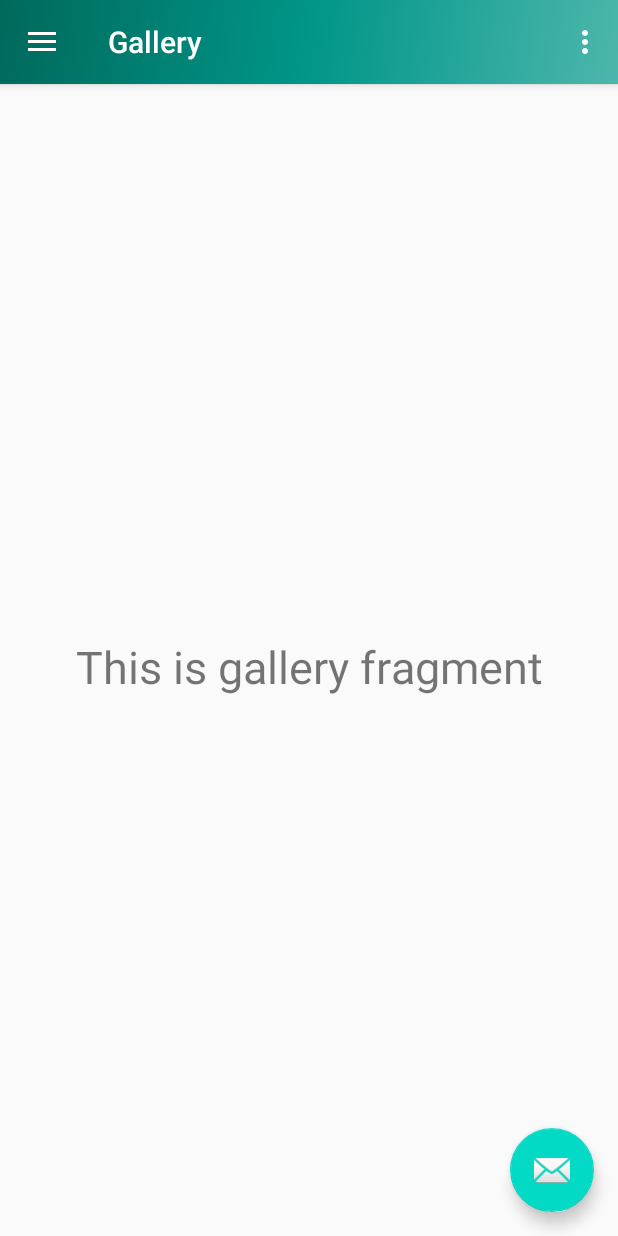
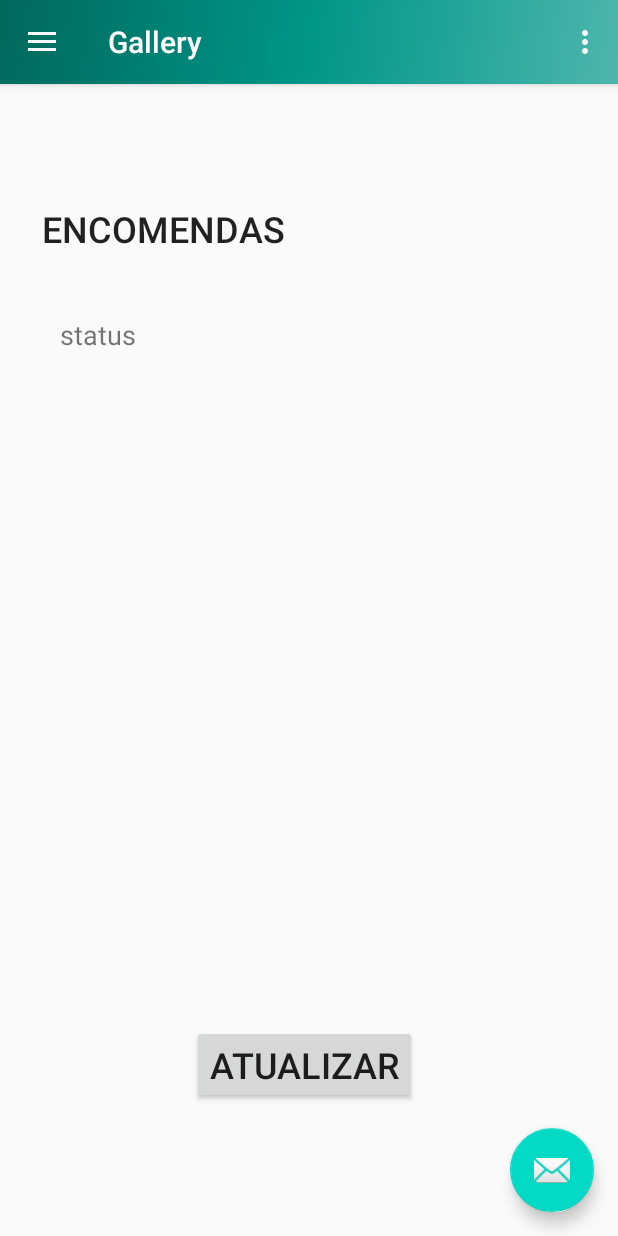
Before and after one commit to Lucaassh/androidDrone, an Android app: the screen it shows after launch (MainActivity), in the side drawer, after a tap on "Encomendas", on a phone screen of 412 x 824 dp. Run offline under Robolectric (Android 15) with nearby library versions, the phone set to English and light mode, and no system bars; our stand-ins replace navigation-ui.

Commit message:
segunda leva

```diff
--- a/DroneOne/app/src/main/AndroidManifest.xml
+++ b/DroneOne/app/src/main/AndroidManifest.xml
@@ -12,7 +12,7 @@
         <activity
             android:name=".perfil"
             android:label="@string/title_activity_perfil"
-            android:theme="@style/AppTheme.NoActionBar"></activity>
+            android:theme="@style/AppTheme.NoActionBar" />
         <activity
             android:name=".MainActivity"
             android:label="@string/app_name"
--- a/DroneOne/app/src/main/java/com/example/droneone/MainActivity.java
+++ b/DroneOne/app/src/main/java/com/example/droneone/MainActivity.java
@@ -1,5 +1,6 @@
 package com.example.droneone;
 
+import android.content.Intent;
 import android.os.Bundle;
 import android.view.View;
 import android.view.Menu;
@@ -60,4 +61,7 @@ public class MainActivity extends AppCompatActivity {
         return NavigationUI.navigateUp(navController, mAppBarConfiguration)
                 || super.onSupportNavigateUp();
     }
+
+
+
 }
--- /dev/null
+++ b/DroneOne/app/src/main/res/layout/content_encomendas.xml
@@ -0,0 +1,6 @@
+<?xml version="1.0" encoding="utf-8"?>
+<androidx.constraintlayout.widget.ConstraintLayout xmlns:android="http://schemas.android.com/apk/res/android"
+    xmlns:app="http://schemas.android.com/apk/res-auto"
+    android:layout_width="match_parent"
+    android:layout_height="match_parent"
+    app:layout_behavior="@string/appbar_scrolling_view_behavior"></androidx.constraintlayout.widget.ConstraintLayout>
--- a/DroneOne/app/src/main/res/layout/fragment_gallery.xml
+++ b/DroneOne/app/src/main/res/layout/fragment_gallery.xml
@@ -8,16 +8,51 @@
 
     <TextView
         android:id="@+id/text_gallery"
-        android:layout_width="match_parent"
+        android:layout_width="0dp"
         android:layout_height="wrap_content"
-        android:layout_marginStart="8dp"
-        android:layout_marginTop="8dp"
-        android:layout_marginEnd="8dp"
-        android:text="@string/encomendas"
+        android:layout_marginTop="53dp"
         android:textAlignment="center"
-        android:textSize="30sp"
-        app:layout_constraintBottom_toBottomOf="parent"
+        android:textAppearance="@style/TextAppearance.AppCompat.Body1"
+        android:textSize="0sp"
         app:layout_constraintEnd_toEndOf="parent"
         app:layout_constraintStart_toStartOf="parent"
         app:layout_constraintTop_toTopOf="parent" />
+
+    <TextView
+        android:id="@+id/textView"
+        android:layout_width="wrap_content"
+        android:layout_height="wrap_content"
+        android:layout_marginStart="28dp"
+        android:layout_marginLeft="28dp"
+        android:layout_marginTop="80dp"
+        android:text="ENCOMENDAS"
+        android:textAppearance="@style/TextAppearance.AppCompat.Body2"
+        android:textSize="24sp"
+        app:layout_constraintStart_toStartOf="parent"
+        app:layout_constraintTop_toTopOf="parent" />
+
+    <Button
+        android:id="@+id/button"
+        android:layout_width="wrap_content"
+        android:layout_height="wrap_content"
+        android:layout_marginStart="128dp"
+        android:layout_marginLeft="128dp"
+        android:layout_marginBottom="88dp"
+        android:text="Atualizar"
+        android:textSize="24sp"
+        app:layout_constraintBottom_toBottomOf="parent"
+        app:layout_constraintStart_toStartOf="parent" />
+
+    <TextView
+        android:id="@+id/textView3"
+        android:layout_width="wrap_content"
+        android:layout_height="wrap_content"
+        android:layout_marginStart="40dp"
+        android:layout_marginLeft="40dp"
+        android:layout_marginTop="42dp"
+        android:text="status"
+        android:textSize="18sp"
+        app:layout_constraintStart_toStartOf="parent"
+        app:layout_constraintTop_toBottomOf="@+id/textView" />
+
 </androidx.constraintlayout.widget.ConstraintLayout>
--- a/DroneOne/app/src/main/res/menu/activity_main_drawer.xml
+++ b/DroneOne/app/src/main/res/menu/activity_main_drawer.xml
@@ -1,17 +1,18 @@
 <?xml version="1.0" encoding="utf-8"?>
 <menu xmlns:android="http://schemas.android.com/apk/res/android"
     xmlns:tools="http://schemas.android.com/tools"
-    tools:showIn="navigation_view">
+    tools:showIn="navigation_view"
+    tools:context=".MainActivity">
 
         <group android:checkableBehavior="single">
         <item
             android:id="@+id/nav_perfil"
             android:icon="@android:drawable/checkbox_off_background"
             android:title="@string/perfil" />
-        <item
-            android:id="@+id/nav_gallery"
-            android:icon="@drawable/ic_menu_share"
-            android:title="@string/encomendas" />
+            <item
+                android:id="@+id/nav_gallery"
+                android:icon="@drawable/ic_menu_share"
+                android:title="@string/encomendas" />
         <item
             android:id="@+id/nav_slideshow"
             android:icon="@drawable/ic_menu_slideshow"
--- a/DroneOne/app/src/main/res/values/strings.xml
+++ b/DroneOne/app/src/main/res/values/strings.xml
@@ -23,4 +23,5 @@
 
     <string name="hello_first_fragment">Hello first fragment</string>
     <string name="hello_second_fragment">Hello second fragment. Arg: %1$s</string>
+    <string name="title_activity_encomendas">encomendas</string>
 </resources>
```
Also changed, not shown: DroneOne/app/src/main/java/com/example/droneone/ui/bd/conecta.java (added, +43 -0 lines), DroneOne/app/src/main/res/navigation/nav_graph.xml (+20 -0 lines).
